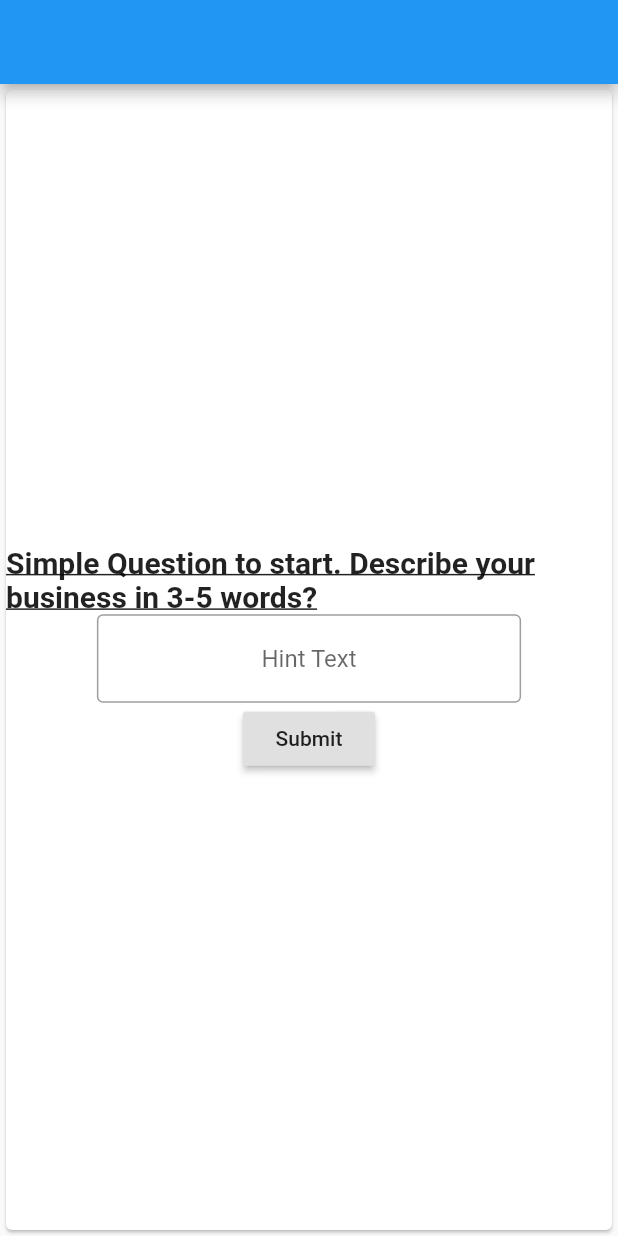
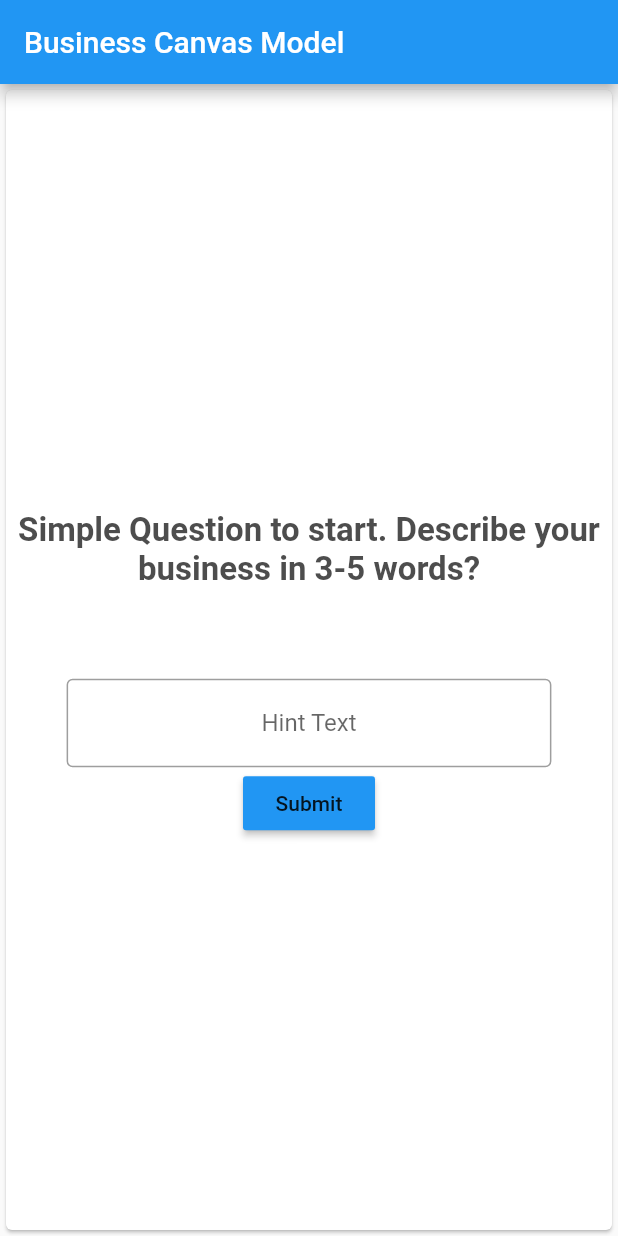
Before and after one commit to JacobWhelan/business-model-canvas, a Flutter app: the screen it shows after launch, on a phone screen of 412 x 824 dp. Run offline on Flutter 3.47's test engine with Material 2 defaults, Android fonts, the phone set to English and light mode, and no system bars; our stand-ins replace bloc, equatable, flutter_bloc; statements that could not run were skipped.

Commit message:
Improved visual design

```diff
--- a/lib/screens/questions/components/answers.dart
+++ b/lib/screens/questions/components/answers.dart
@@ -25,7 +25,7 @@ class _AnswerFieldState extends State<AnswerField> {
 
   Widget _buildFormField() {
     return FractionallySizedBox(
-      widthFactor: .7,
+      widthFactor: .8,
       child: TextFormField(
         controller: _answerController,
         textAlign: TextAlign.center,
@@ -39,6 +39,7 @@ class _AnswerFieldState extends State<AnswerField> {
 
   Widget _buildButton(String label) {
     return RaisedButton(
+        color: Colors.blue,
         child: Text(label),
         onPressed: () {
           switch (label) {
@@ -60,7 +61,6 @@ class _AnswerFieldState extends State<AnswerField> {
           _answerController.clear();
         });
   }
-
 
   Widget _buildSubmittedAnswerBox() {
     return FractionallySizedBox(
@@ -105,7 +105,6 @@ class _AnswerFieldState extends State<AnswerField> {
             _buildButton("Submit"),
           ],
         )
-
       ];
     }
     return [];
@@ -113,8 +112,7 @@ class _AnswerFieldState extends State<AnswerField> {
 
   @override
   Widget build(BuildContext context) {
-    return BlocBuilder<TabBloc, List<TabState>>(
-        builder: (context, state) {
+    return BlocBuilder<TabBloc, List<TabState>>(builder: (context, state) {
       return Center(
         child: Column(
           children: [
@@ -127,9 +125,6 @@ class _AnswerFieldState extends State<AnswerField> {
           ],
         ),
       );
+    });
   }
-    );
 }
-
-
-}
--- a/lib/screens/questions/components/question_cards.dart
+++ b/lib/screens/questions/components/question_cards.dart
@@ -13,7 +13,6 @@ class QuestionCard extends StatefulWidget {
 }
 
 class _QuestionCardState extends State<QuestionCard> {
-
   @override
   Widget build(BuildContext context) {
     return Card(
@@ -21,11 +20,15 @@ class _QuestionCardState extends State<QuestionCard> {
         mainAxisSize: MainAxisSize.min,
         mainAxisAlignment: MainAxisAlignment.center,
         children: [
-          Text(widget.questionText,
-              style: TextStyle(
-                  fontSize: 20,
-                  fontWeight: FontWeight.bold,
-                  decoration: TextDecoration.underline)),
+          Container(
+              padding: EdgeInsets.fromLTRB(0, 20, 0, 60),
+              child: Text(widget.questionText,
+                  textAlign: TextAlign.center,
+                  style: TextStyle(
+                    fontSize: 22,
+                    fontWeight: FontWeight.bold,
+                    color: Color.fromRGBO(33, 33, 33, 0.8),
+                  ))),
           AnswerField(
             index: widget.index,
           )
--- a/lib/screens/questions/questions.dart
+++ b/lib/screens/questions/questions.dart
@@ -14,7 +14,9 @@ class _QuestionScreenState extends State<QuestionScreen> {
     return BlocProvider(
       create: (context) => TabBloc(),
       child: Scaffold(
-        appBar: AppBar(),
+        appBar: AppBar(
+          title: Text('Business Canvas Model'),
+        ),
         body: CardTabs(),
       ),
     );
```
Lines whose indentation alone changed are shown as unchanged.
